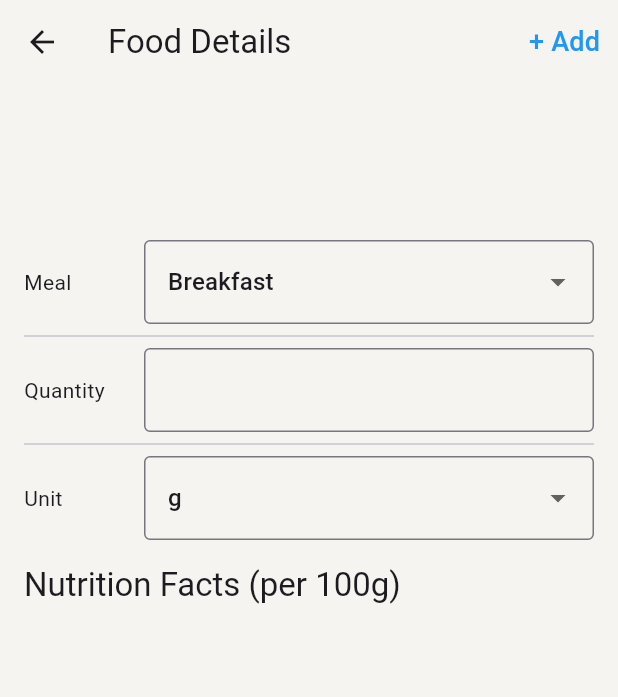
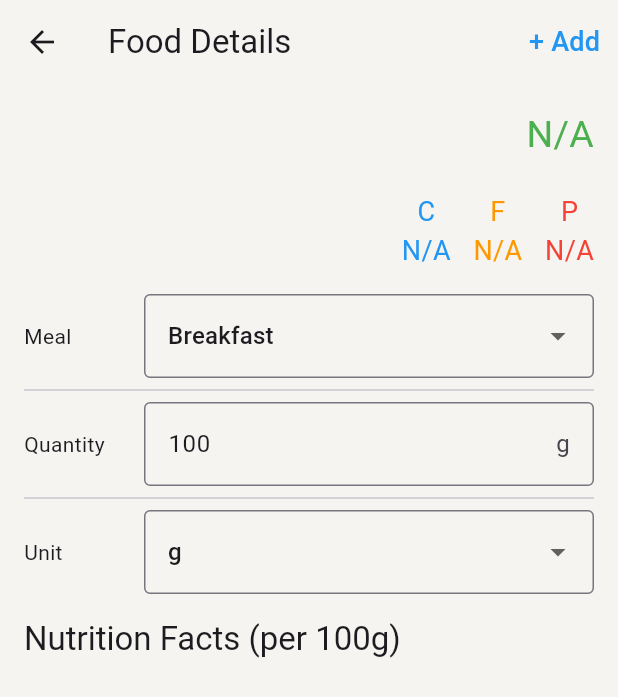
Before and after one commit to Sharathchenna/MacroBalance, a Flutter app: the FoodDetailPage screen opened directly with empty values, on a phone screen of 412 x 824 dp. Shown: the top 697 px of the screen. Run offline on Flutter 3.47's test engine with Material 3 defaults, Android fonts, the phone set to English and light mode, and no system bars; our stand-ins replace camera, flutter_svg, google_fonts, google_generative_ai, google_sign_in, supabase_flutter; missing offline and left inert: supabase_auth_ui; accounts and stored records are empty.

Commit message:
added macro values in food details page

```diff
--- a/lib/screens/foodDetail.dart
+++ b/lib/screens/foodDetail.dart
@@ -16,12 +16,40 @@ class _FoodDetailPageState extends State<FoodDetailPage> {
 
   String selectedMeal = "Breakfast";
   String selectedUnit = "g";
-  final TextEditingController quantityController = TextEditingController();
+  final TextEditingController quantityController =
+      TextEditingController(text: '100');
 
   @override
   void dispose() {
     quantityController.dispose();
     super.dispose();
+  }
+
+  // Converts the entered quantity to grams based on the selected unit.
+  double getConvertedQuantity() {
+    double qty = double.tryParse(quantityController.text) ?? 100;
+    switch (selectedUnit) {
+      case "oz":
+        return qty * 28.35;
+      case "kg":
+        return qty * 1000;
+      case "lbs":
+        return qty * 453.59;
+      case "g":
+      default:
+        return qty;
+    }
+  }
+
+  // Returns the recalculated nutrient value as a formatted string, or "N/A" if not available.
+  String getNutrientValue(String nutrientKey) {
+    final nutrientPer100 = widget.food.nutrients[nutrientKey];
+    if (nutrientPer100 == null || nutrientPer100 == 0) {
+      return "N/A";
+    }
+    final convertedQty = getConvertedQuantity();
+    final recalculated = nutrientPer100 * (convertedQty / 100);
+    return recalculated.toStringAsFixed(1);
   }
 
   @override
@@ -43,8 +71,22 @@ class _FoodDetailPageState extends State<FoodDetailPage> {
           ),
         ],
       ),
-      body: Padding(
+      body: GestureDetector(
+        behavior: HitTestBehavior.opaque,
+        onTap: () {
+          FocusScope.of(context).unfocus();
+        },
+        child: Padding(
           padding: const EdgeInsets.all(16),
+          child: Column(
+            crossAxisAlignment: CrossAxisAlignment.start,
+            children: [
+              // New Header Section
+              Row(
+                crossAxisAlignment: CrossAxisAlignment.start,
+                children: [
+                  // Left side: food name and brand name
+                  Expanded(
                     child: Column(
                       crossAxisAlignment: CrossAxisAlignment.start,
                       children: [
@@ -59,6 +101,80 @@ class _FoodDetailPageState extends State<FoodDetailPage> {
                               .textTheme
                               .headlineSmall!
                               .copyWith(color: Colors.grey),
+                        ),
+                      ],
+                    ),
+                  ),
+                  // Right side: recalculated nutrition values
+                  Column(
+                    crossAxisAlignment: CrossAxisAlignment.end,
+                    children: [
+                      // Energy value with " kcal" suffix; no label.
+                      Text(
+                        (() {
+                          String energy = getNutrientValue("Energy");
+                          return energy != "N/A" ? "$energy - kcal" : "N/A";
+                        }()),
+                        // style: Theme.of(context).textTheme.titleLarge,
+                        style:
+                            const TextStyle(fontSize: 25, color: Colors.green),
+                      ),
+                      const SizedBox(height: 20),
+                      // Row for Carbs, Fats and Protein with labels ("C", "F", "P")
+                      Row(
+                        children: [
+                          // Carbohydrate, by difference
+                          Column(
+                            children: [
+                              const Text(
+                                "C",
+                                style:
+                                    TextStyle(fontSize: 18, color: Colors.blue),
+                              ),
+                              Text(
+                                getNutrientValue("Carbohydrate, by difference"),
+                                style: const TextStyle(
+                                    fontSize: 18, color: Colors.blue),
+                              ),
+                            ],
+                          ),
+                          const SizedBox(width: 15),
+                          // Total lipid (fat) using label "F"
+                          Column(
+                            children: [
+                              const Text(
+                                "F",
+                                style: TextStyle(
+                                    fontSize: 18, color: Colors.orange),
+                              ),
+                              Text(
+                                getNutrientValue("Total lipid (fat)"),
+                                style: const TextStyle(
+                                    fontSize: 18, color: Colors.orange),
+                              ),
+                            ],
+                          ),
+                          const SizedBox(width: 15),
+                          // Protein with label "P"
+                          Column(
+                            children: [
+                              const Text(
+                                "P",
+                                style:
+                                    TextStyle(fontSize: 18, color: Colors.red),
+                              ),
+                              Text(
+                                getNutrientValue("Protein"),
+                                style: const TextStyle(
+                                    fontSize: 18, color: Colors.red),
+                              ),
+                            ],
+                          ),
+                        ],
+                      )
+                    ],
+                  )
+                ],
               ),
               const SizedBox(height: 16),
               // New Input Section
@@ -111,6 +227,9 @@ class _FoodDetailPageState extends State<FoodDetailPage> {
                         child: TextField(
                           controller: quantityController,
                           keyboardType: TextInputType.number,
+                          onChanged: (value) {
+                            setState(() {});
+                          },
                           decoration: InputDecoration(
                             border: const OutlineInputBorder(),
                             suffixText: selectedUnit,
@@ -174,6 +293,7 @@ class _FoodDetailPageState extends State<FoodDetailPage> {
             ],
           ),
         ),
+      ),
     );
   }
 }
```
Lines whose indentation alone changed are shown as unchanged.
